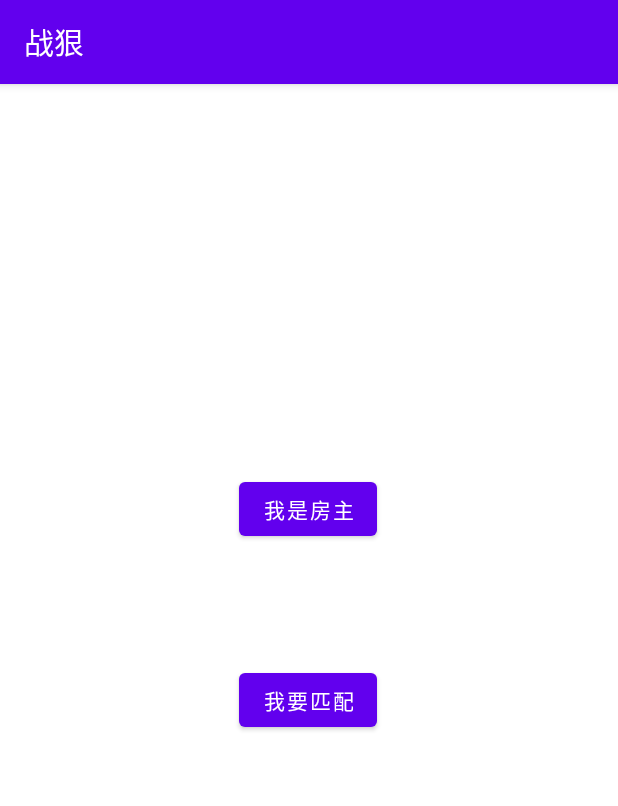
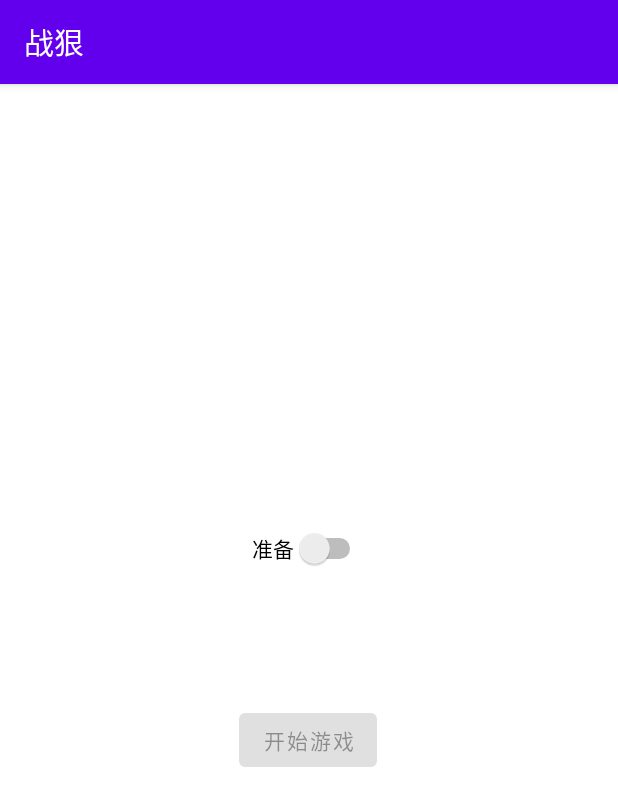
Before and after one commit to ScarecrowL1/AircraftWar-Android-courseProject, an Android app: the MutiChooseActivity screen opened directly, with no data from a screen before it, after a tap on "我是房主", on a phone screen of 412 x 824 dp. Shown: the top 806 px of the screen. Run offline under Robolectric (Android 15) with nearby library versions, the phone set to English and light mode, and no system bars.

Commit message:
实现多人准备界面

```diff
--- a/app/src/main/AndroidManifest.xml
+++ b/app/src/main/AndroidManifest.xml
@@ -15,6 +15,9 @@
         android:supportsRtl="true"
         android:theme="@style/Theme.AircraftWar"
         tools:targetApi="31">
+        <activity
+            android:name=".WaitPreAcitivity"
+            android:exported="false" />
         <activity
             android:name=".LoginActivity"
             android:exported="true">
--- a/app/src/main/java/com/example/aircraftwar/MutiChooseActivity.java
+++ b/app/src/main/java/com/example/aircraftwar/MutiChooseActivity.java
@@ -3,9 +3,12 @@ package com.example.aircraftwar;
 import androidx.appcompat.app.AlertDialog;
 import androidx.appcompat.app.AppCompatActivity;
 
+import android.content.DialogInterface;
+import android.content.Intent;
 import android.os.Bundle;
 import android.view.View;
 import android.widget.Button;
+import android.widget.Toast;
 
 public class MutiChooseActivity extends AppCompatActivity {
 
@@ -20,9 +23,10 @@ public class MutiChooseActivity extends AppCompatActivity {
         lordButton.setOnClickListener(new View.OnClickListener() {
             @Override
             public void onClick(View v) {
-                AlertDialog.Builder builder = new AlertDialog.Builder(MutiChooseActivity.this);
-                builder.setTitle("123");
+               Intent intent = new Intent().setClass(MutiChooseActivity.this, WaitPreAcitivity.class);
+               startActivity(intent);
             }
         });
+
     }
 }
--- /dev/null
+++ b/app/src/main/java/com/example/aircraftwar/WaitPreAcitivity.java
@@ -0,0 +1,47 @@
+package com.example.aircraftwar;
+
+import androidx.appcompat.app.AppCompatActivity;
+
+import android.os.Bundle;
+import android.view.View;
+import android.widget.Button;
+import android.widget.CompoundButton;
+import android.widget.Switch;
+import android.widget.Toast;
+
+public class WaitPreAcitivity extends AppCompatActivity {
+    boolean preFlag;
+
+    @Override
+    protected void onCreate(Bundle savedInstanceState) {
+        super.onCreate(savedInstanceState);
+        setContentView(R.layout.activity_wait_pre_acitivity);
+
+        Button startButton = findViewById(R.id.startButton);
+        Switch preSwitch = findViewById(R.id.preSwitch);
+
+        startButton.setEnabled(false);
+
+        //点击准备按钮
+        preSwitch.setOnCheckedChangeListener(new CompoundButton.OnCheckedChangeListener() {
+            @Override
+            public void onCheckedChanged(CompoundButton buttonView, boolean isChecked) {
+                preFlag = isChecked;
+                if(preFlag){
+                    startButton.setEnabled(true);
+                }
+                else {
+                    startButton.setEnabled(false);
+                }
+            }
+        });
+
+        //点击开始游戏按钮
+        startButton.setOnClickListener(new View.OnClickListener() {
+            @Override
+            public void onClick(View v) {
+                Toast.makeText(WaitPreAcitivity.this, "准备成功", Toast.LENGTH_SHORT).show();
+            }
+        });
+    }
+}
--- /dev/null
+++ b/app/src/main/res/layout/activity_wait_pre_acitivity.xml
@@ -0,0 +1,30 @@
+<?xml version="1.0" encoding="utf-8"?>
+<androidx.constraintlayout.widget.ConstraintLayout xmlns:android="http://schemas.android.com/apk/res/android"
+    xmlns:app="http://schemas.android.com/apk/res-auto"
+    xmlns:tools="http://schemas.android.com/tools"
+    android:layout_width="match_parent"
+    android:layout_height="match_parent"
+    tools:context=".WaitPreAcitivity">
+
+    <Button
+        android:id="@+id/startButton"
+        android:layout_width="wrap_content"
+        android:layout_height="wrap_content"
+        android:text="开始游戏"
+        app:layout_constraintBottom_toBottomOf="parent"
+        app:layout_constraintEnd_toEndOf="parent"
+        app:layout_constraintHorizontal_bias="0.498"
+        app:layout_constraintStart_toStartOf="parent"
+        app:layout_constraintTop_toBottomOf="@+id/preSwitch"
+        app:layout_constraintVertical_bias="0.227" />
+
+    <Switch
+        android:id="@+id/preSwitch"
+        android:layout_width="wrap_content"
+        android:layout_height="wrap_content"
+        android:layout_marginTop="296dp"
+        android:text="准备"
+        app:layout_constraintEnd_toEndOf="parent"
+        app:layout_constraintStart_toStartOf="parent"
+        app:layout_constraintTop_toTopOf="parent" />
+</androidx.constraintlayout.widget.ConstraintLayout>
```
